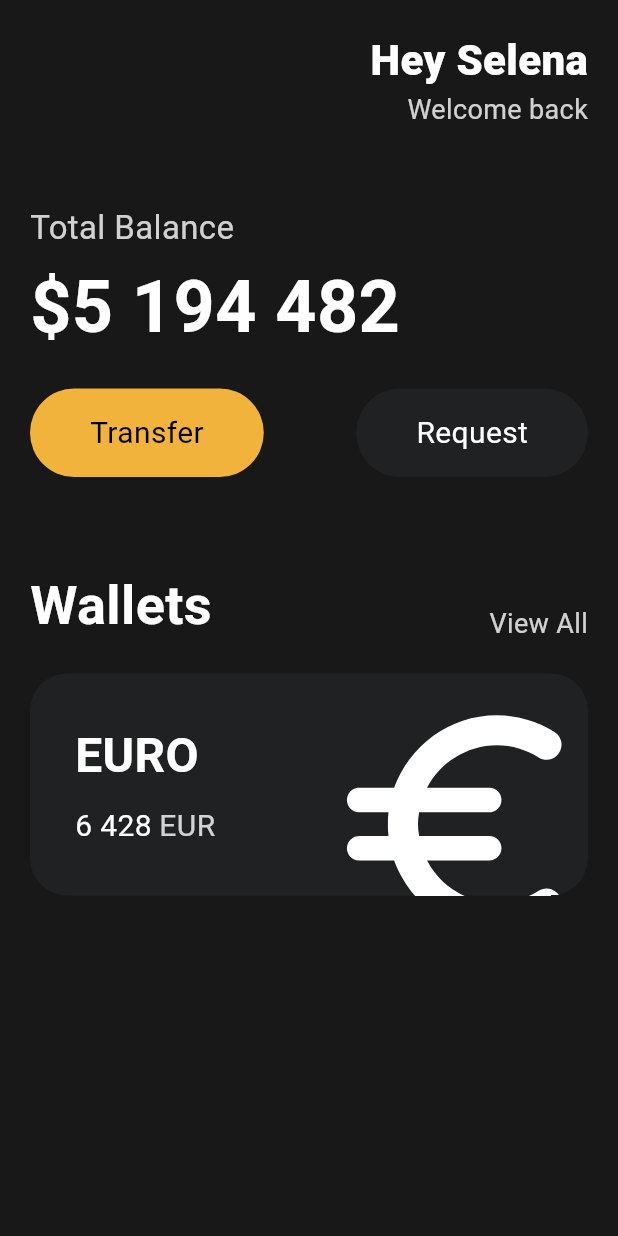
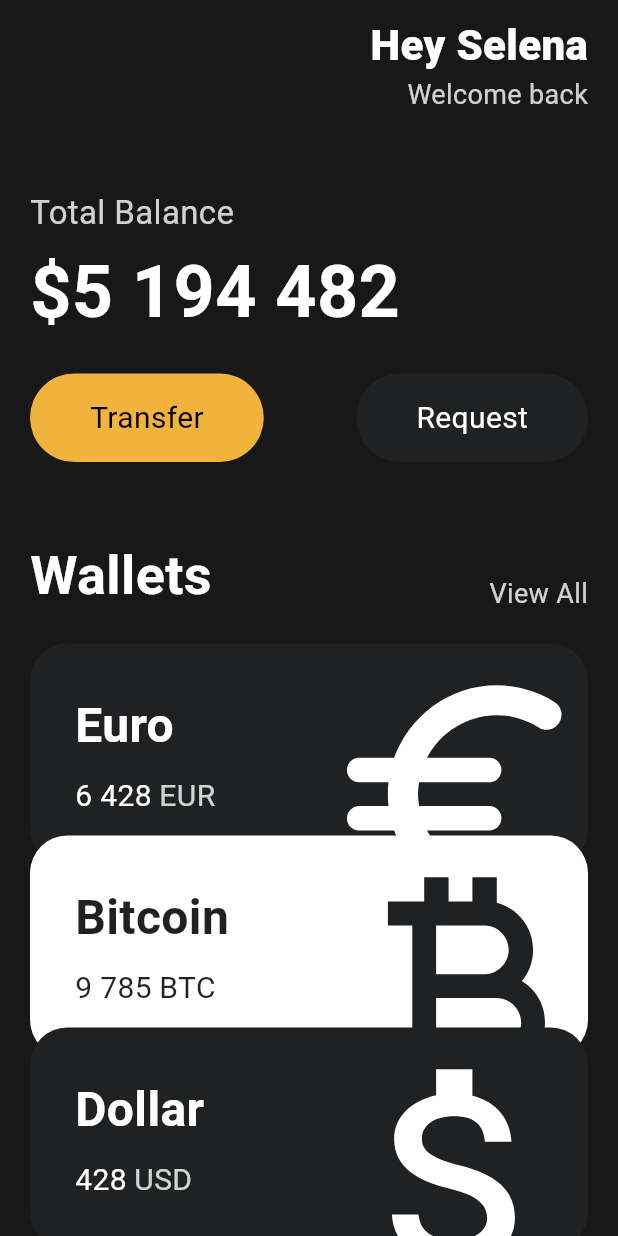
Before and after one commit to YooEuiseonBlog/toonflix, a Flutter app: the screen it shows after launch, on a phone screen of 412 x 824 dp. Run offline on Flutter 3.47's test engine with Material 3 defaults, Android fonts, the phone set to English and light mode, and no system bars.

Commit message:
add: card lecture finisehed

```diff
--- a/lib/main.dart
+++ b/lib/main.dart
@@ -1,5 +1,7 @@
 import 'package:flutter/material.dart';
 import 'package:toonflix/widgets/button.dart';
+import 'package:toonflix/widgets/currency_card.dart';
+import 'package:toonflix/widgets/custom_currecy_card.dart';
 
 void main() {
   runApp(const App());
@@ -14,13 +16,14 @@ class App extends StatelessWidget {
       home: Scaffold(
         backgroundColor: const Color(0xFF181818),
         body: SafeArea(
+          child: SingleChildScrollView(
             child: Padding(
               padding: const EdgeInsets.symmetric(horizontal: 20),
               child: Column(
                 crossAxisAlignment: CrossAxisAlignment.start,
                 children: [
                   const SizedBox(
-                  height: 20,
+                    height: 10,
                   ),
                   const Row(
                     mainAxisAlignment: MainAxisAlignment.end,
@@ -87,7 +90,7 @@ class App extends StatelessWidget {
                     ],
                   ),
                   const SizedBox(
-                  height: 60,
+                    height: 50,
                   ),
                   Row(
                     mainAxisAlignment: MainAxisAlignment.spaceBetween,
@@ -112,70 +115,32 @@ class App extends StatelessWidget {
                   const SizedBox(
                     height: 20,
                   ),
-                Container(
-                  clipBehavior: Clip.hardEdge,
-                  decoration: BoxDecoration(
-                    color: const Color(0xFF1F2123),
-                    borderRadius: BorderRadius.circular(25),
+                  const CustomCurrencyCard(
+                    name: 'Euro',
+                    code: "EUR",
+                    amount: "6 428",
+                    icon: Icons.euro_rounded,
+                    isInverted: false,
+                    order: 1,
                   ),
-                  child: Padding(
-                    padding: const EdgeInsets.all(30),
-                    child: Row(
-                      mainAxisAlignment: MainAxisAlignment.spaceBetween,
-                      children: [
-                        Column(
-                          crossAxisAlignment: CrossAxisAlignment.start,
-                          children: [
-                            const Text(
-                              'EURO',
-                              style: TextStyle(
-                                color: Colors.white,
-                                fontSize: 32,
-                                fontWeight: FontWeight.w600,
+                  const CustomCurrencyCard(
+                    name: 'Bitcoin',
+                    code: "BTC",
+                    amount: "9 785",
+                    icon: Icons.currency_bitcoin,
+                    isInverted: true,
+                    order: 2,
                   ),
-                            ),
-                            const SizedBox(
-                              height: 10,
-                            ),
-                            Row(
-                              children: [
-                                const Text(
-                                  '6 428',
-                                  style: TextStyle(
-                                    color: Colors.white,
-                                    fontSize: 20,
-                                  ),
-                                ),
-                                const SizedBox(
-                                  width: 5,
-                                ),
-                                Text(
-                                  'EUR',
-                                  style: TextStyle(
-                                    color: Colors.white.withOpacity(0.8),
-                                    fontSize: 20,
-                                  ),
+                  const CustomCurrencyCard(
+                    name: 'Dollar',
+                    code: "USD",
+                    amount: "428",
+                    icon: Icons.attach_money_outlined,
+                    isInverted: false,
+                    order: 3,
                   ),
                 ],
               ),
-                          ],
-                        ),
-                        Transform.scale(
-                          scale: 2.2,
-                          child: Transform.translate(
-                            offset: const Offset(-5, 12),
-                            child: const Icon(
-                              Icons.euro_rounded,
-                              color: Colors.white,
-                              size: 88,
-                            ),
-                          ),
-                        ),
-                      ],
-                    ),
-                  ),
-                ),
-              ],
             ),
           ),
         ),
--- /dev/null
+++ b/lib/widgets/currency_card.dart
@@ -0,0 +1,86 @@
+import 'package:flutter/material.dart';
+
+class CurrencyCard extends StatelessWidget {
+  final String name, code, amount;
+  final IconData icon;
+  final bool isInverted;
+  final _blackColor = const Color(0xFF1F2123);
+
+  const CurrencyCard({
+    super.key,
+    required this.name,
+    required this.code,
+    required this.amount,
+    required this.icon,
+    required this.isInverted,
+  });
+
+  @override
+  Widget build(BuildContext context) {
+    return Container(
+      clipBehavior: Clip.hardEdge,
+      decoration: BoxDecoration(
+        color: isInverted ? Colors.white : _blackColor,
+        borderRadius: BorderRadius.circular(25),
+      ),
+      child: Padding(
+        padding: const EdgeInsets.all(30),
+        child: Row(
+          mainAxisAlignment: MainAxisAlignment.spaceBetween,
+          children: [
+            Column(
+              crossAxisAlignment: CrossAxisAlignment.start,
+              children: [
+                Text(
+                  name,
+                  style: TextStyle(
+                    color: isInverted ? _blackColor : Colors.white,
+                    fontSize: 32,
+                    fontWeight: FontWeight.w600,
+                  ),
+                ),
+                const SizedBox(
+                  height: 10,
+                ),
+                Row(
+                  children: [
+                    Text(
+                      amount,
+                      style: TextStyle(
+                        color: isInverted ? _blackColor : Colors.white,
+                        fontSize: 20,
+                      ),
+                    ),
+                    const SizedBox(
+                      width: 5,
+                    ),
+                    Text(
+                      code,
+                      style: TextStyle(
+                        color: isInverted
+                            ? _blackColor
+                            : Colors.white.withOpacity(0.8),
+                        fontSize: 20,
+                      ),
+                    ),
+                  ],
+                ),
+              ],
+            ),
+            Transform.scale(
+              scale: 2.2,
+              child: Transform.translate(
+                offset: const Offset(-5, 12),
+                child: Icon(
+                  icon,
+                  color: isInverted ? _blackColor : Colors.white,
+                  size: 88,
+                ),
+              ),
+            ),
+          ],
+        ),
+      ),
+    );
+  }
+}
--- /dev/null
+++ b/lib/widgets/custom_currecy_card.dart
@@ -0,0 +1,32 @@
+import 'package:flutter/material.dart';
+import 'package:toonflix/widgets/currency_card.dart';
+
+class CustomCurrencyCard extends StatelessWidget {
+  final String name, code, amount;
+  final IconData icon;
+  final bool isInverted;
+  final int order;
+
+  const CustomCurrencyCard({
+    super.key,
+    required this.name,
+    required this.code,
+    required this.amount,
+    required this.icon,
+    required this.isInverted,
+    required this.order,
+  });
+
+  @override
+  Widget build(BuildContext context) {
+    return Transform.translate(
+      offset: Offset(0, (-(order - 1) * 20).toDouble()),
+      child: CurrencyCard(
+          name: name,
+          code: code,
+          amount: amount,
+          icon: icon,
+          isInverted: isInverted),
+    );
+  }
+}
```
Lines whose indentation alone changed are shown as unchanged.
